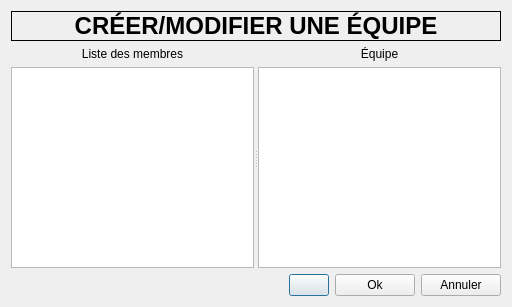
arabine/tanca, file TeamWindow.ui: the form before one commit.
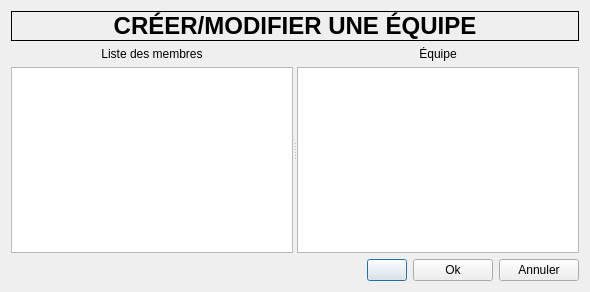
The form after the commit. Icons and pictures are not drawn.

Commit message: Added delete/edit facility for events and teams

```diff
--- a/TeamWindow.ui
+++ b/TeamWindow.ui
@@ -6,8 +6,8 @@
    <rect>
     <x>0</x>
     <y>0</y>
-    <width>512</width>
-    <height>307</height>
+    <width>590</width>
+    <height>292</height>
    </rect>
   </property>
   <property name="windowTitle">
@@ -48,7 +48,7 @@
      <property name="orientation">
       <enum>Qt::Horizontal</enum>
      </property>
-     <widget class="QWidget" name="">
+     <widget class="QWidget" name="layoutWidget">
       <layout class="QVBoxLayout" name="verticalLayout">
        <item>
         <widget class="QLabel" name="label_2">
@@ -81,7 +81,7 @@
        </item>
       </layout>
      </widget>
-     <widget class="QWidget" name="">
+     <widget class="QWidget" name="layoutWidget">
       <layout class="QVBoxLayout" name="verticalLayout_2">
        <item>
         <widget class="QLabel" name="label_3">
```
Left out of the diff: 58 changed lines with no effect on the pictures. The commit also changes 8 other files.
